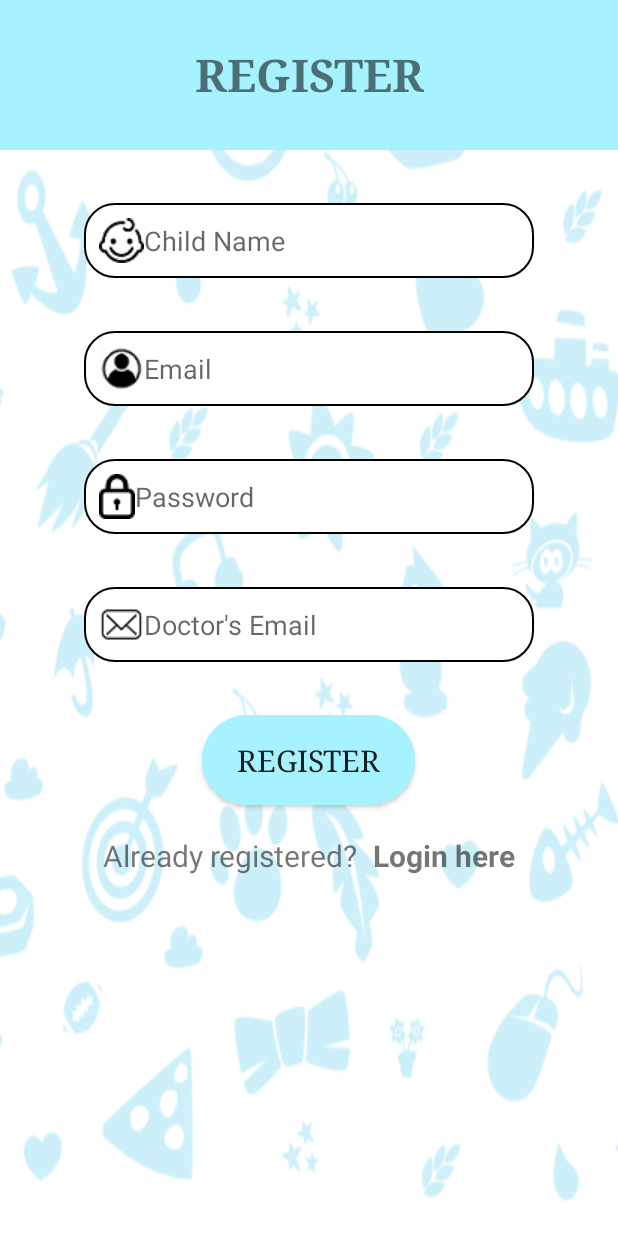
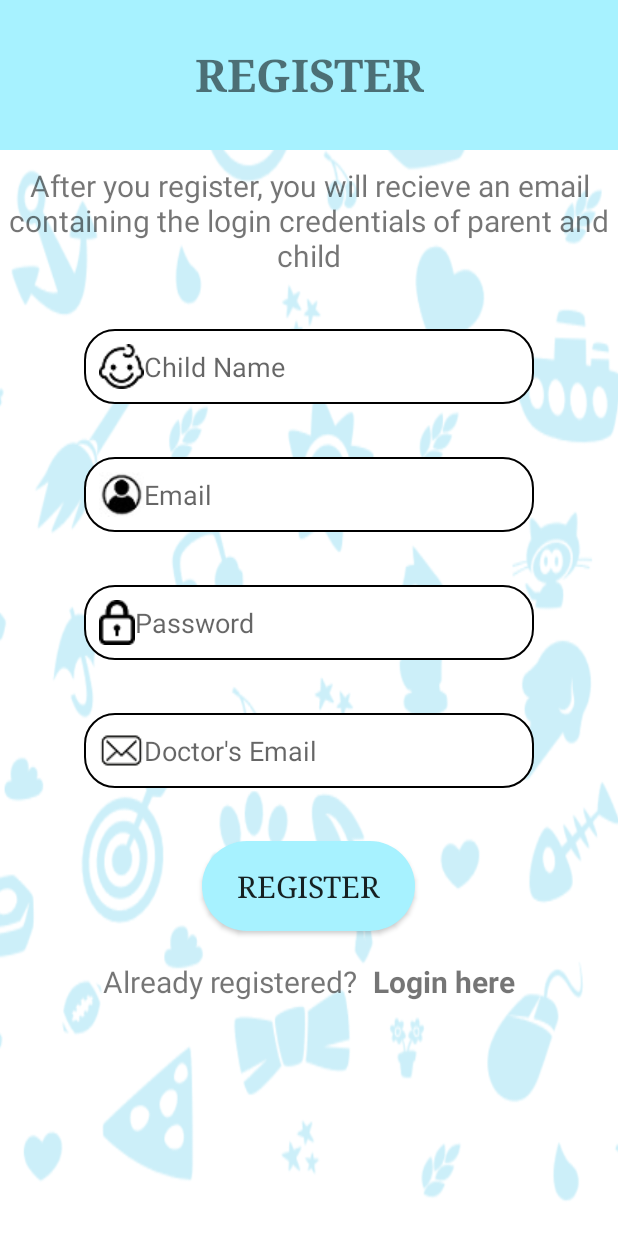
Before and after one commit to etimathur/AiDD, an Android app: the RegisterActivity screen opened directly, with no data from a screen before it, on a phone screen of 412 x 824 dp. Run offline under Robolectric (Android 15) with nearby library versions, the phone set to English and light mode, and no system bars.

```diff
--- a/Video-master/app/src/main/res/layout/activity_register.xml
+++ b/Video-master/app/src/main/res/layout/activity_register.xml
@@ -35,6 +35,15 @@
                 app:layout_constraintEnd_toEndOf="parent"
                 app:layout_constraintStart_toStartOf="parent"
                 app:layout_constraintTop_toTopOf="parent" />
+
+            <TextView
+                android:layout_width="wrap_content"
+                android:layout_height="wrap_content"
+                android:layout_marginTop="10dp"
+                android:text="After you register, you will recieve an email containing the login credentials of parent and child"
+                android:textSize="20sp"
+                android:textAlignment="center"
+                />
 
             <EditText
                 android:id="@+id/edittext_childname"
@@ -120,6 +129,7 @@
                 <TextView
                     android:layout_width="wrap_content"
                     android:layout_height="35dp"
+                    android:layout_marginBottom="30dp"
                     android:text="@string/already_registered"
                     android:textSize="20sp" />
 
@@ -128,6 +138,7 @@
                     android:layout_width="wrap_content"
                     android:layout_height="35dp"
                     android:paddingLeft="10dp"
+                    android:layout_marginBottom="30dp"
                     android:text="@string/login_here"
                     android:textSize="20sp"
                     android:textStyle="bold" />
```
Also changed, not shown: Video-master/app/src/main/java/te/project/aidd/RegisterActivity.java (+10 -6 lines).
